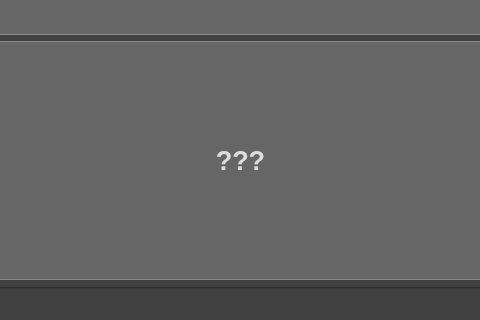
Old version of the form ui_main.ui in the repository CoffeeForCoffee/Lab3; both pictures show x 246 to 726 and y 214 to 534 of the 973 by 665 pixel window.
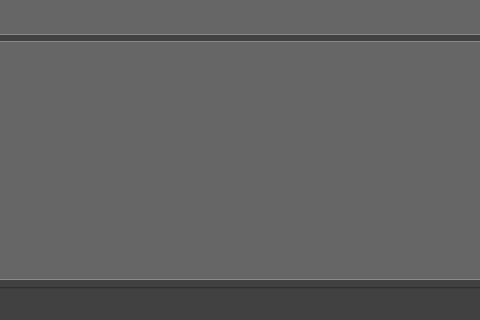
New version of the form.

What changed in the file:
```diff
--- a/ui_main.ui
+++ b/ui_main.ui
@@ -104,7 +104,7 @@
 </string>
         </property>
         <property name="text">
-         <string>???</string>
+         <string/>
         </property>
         <property name="alignment">
          <set>Qt::AlignmentFlag::AlignCenter</set>
```
